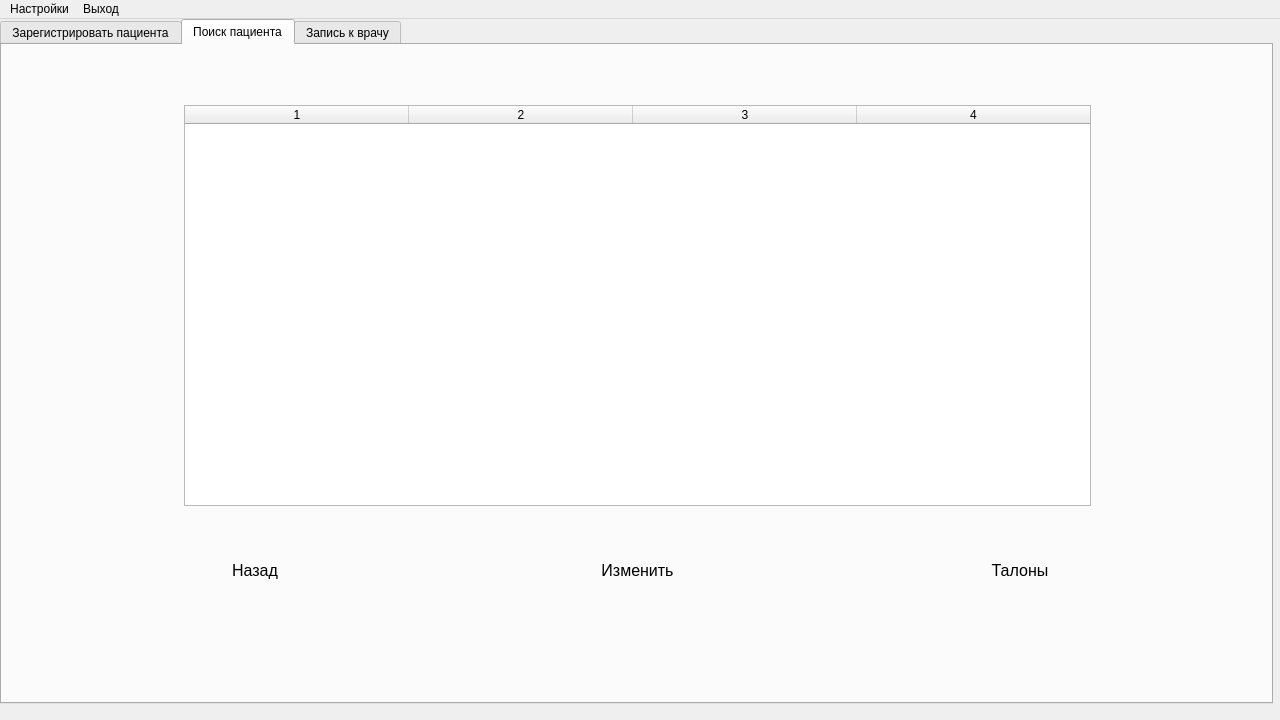
Before: the Qt Designer form 6th-semester/software-architecture/src/View/ApplicationViewUi.ui in theseChains/uni-assignments, drawn with Qt 5.
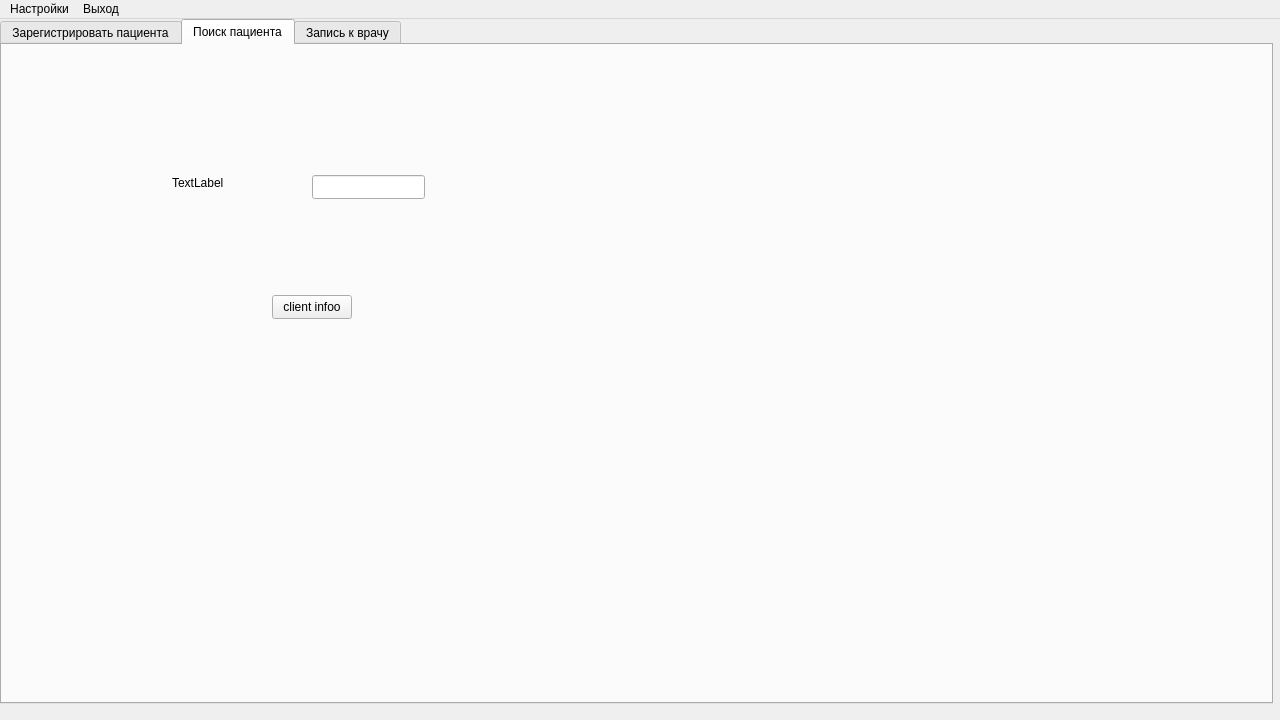
After: the same form once the commit is applied.

Commit message: Add a temporary version of the client info page

What changed in the file:
```diff
--- a/6th-semester/software-architecture/src/View/ApplicationViewUi.ui
+++ b/6th-semester/software-architecture/src/View/ApplicationViewUi.ui
@@ -529,7 +529,7 @@
          </rect>
         </property>
         <property name="currentIndex">
-         <number>1</number>
+         <number>2</number>
         </property>
         <widget class="QWidget" name="SearchClientsPage">
          <widget class="QWidget" name="horizontalLayoutWidget_10">
@@ -998,7 +998,7 @@
               <string notr="true">border-radius: 25px;</string>
              </property>
              <property name="text">
-              <string>Изменить</string>
+              <string>О пациенте</string>
              </property>
             </widget>
            </item>
@@ -1039,6 +1039,44 @@
           </layout>
          </widget>
         </widget>
+        <widget class="QWidget" name="ClientInfoPage">
+         <widget class="QPushButton" name="pushButton">
+          <property name="geometry">
+           <rect>
+            <x>270</x>
+            <y>250</y>
+            <width>80</width>
+            <height>24</height>
+           </rect>
+          </property>
+          <property name="text">
+           <string>client infoo</string>
+          </property>
+         </widget>
+         <widget class="QLabel" name="label_39">
+          <property name="geometry">
+           <rect>
+            <x>170</x>
+            <y>130</y>
+            <width>58</width>
+            <height>16</height>
+           </rect>
+          </property>
+          <property name="text">
+           <string>TextLabel</string>
+          </property>
+         </widget>
+         <widget class="QLineEdit" name="ClientPageClientSurname">
+          <property name="geometry">
+           <rect>
+            <x>310</x>
+            <y>130</y>
+            <width>113</width>
+            <height>24</height>
+           </rect>
+          </property>
+         </widget>
+        </widget>
        </widget>
       </widget>
       <widget class="QWidget" name="DoctorAppointment">
```
Left out of the diff: 2 changed lines with no effect on the pictures. The commit also changes 3 other files.
